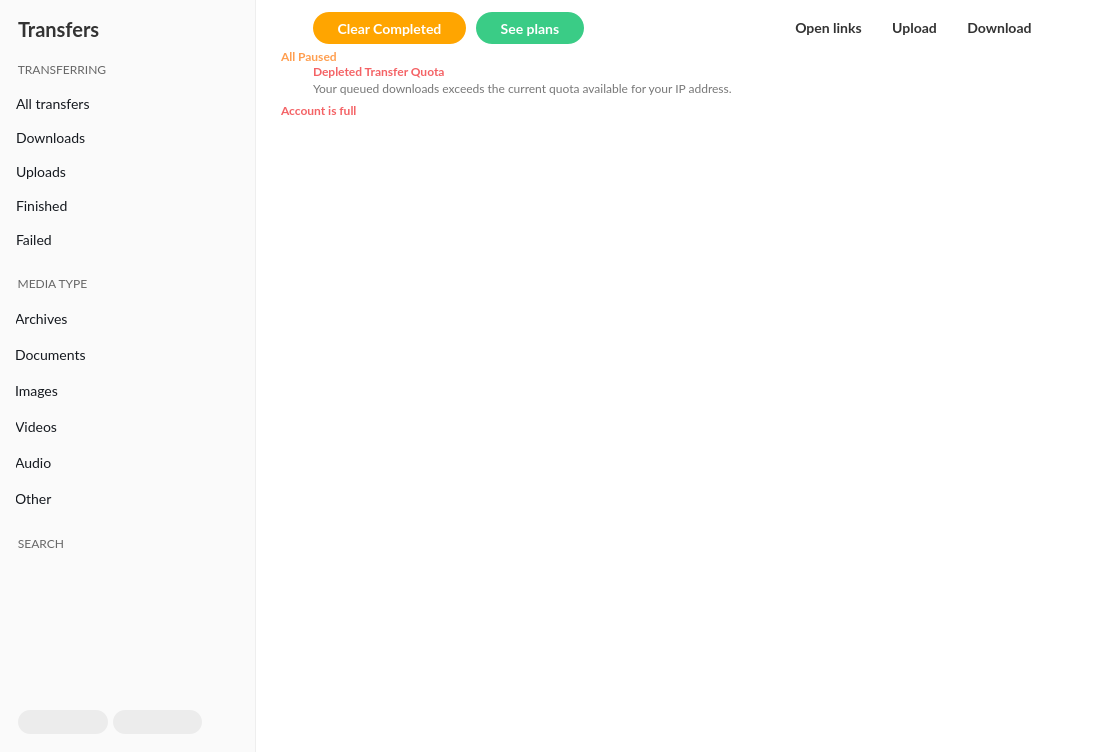
meganz/MEGAsync, file src/MEGASync/transfers/gui/macx/TransferManager.ui: the form before one commit.
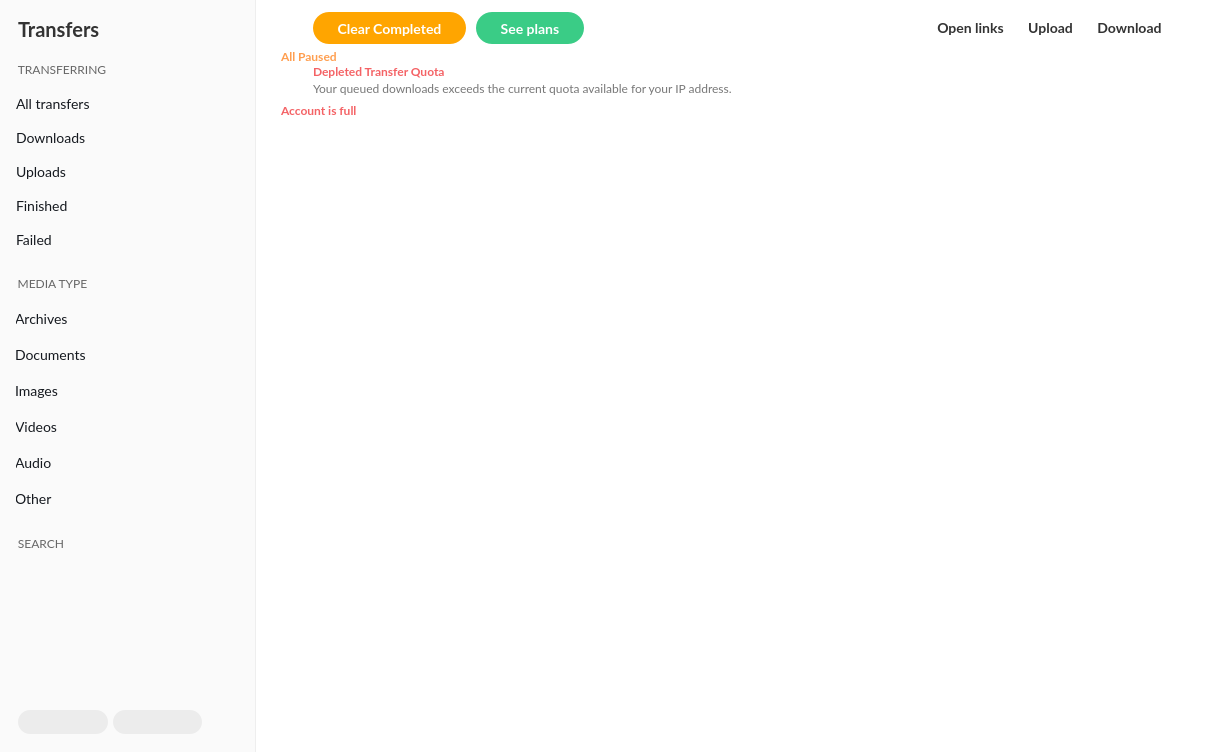
The form after the commit. Icons and pictures are not drawn. Custom widgets are drawn as their Qt base class.

Commit message: Reduce right pane buttons spacing

```diff
--- a/src/MEGASync/transfers/gui/macx/TransferManager.ui
+++ b/src/MEGASync/transfers/gui/macx/TransferManager.ui
@@ -9,7 +9,7 @@
    <rect>
     <x>0</x>
     <y>0</y>
-    <width>1101</width>
+    <width>1225</width>
     <height>752</height>
    </rect>
   </property>
@@ -2747,7 +2747,7 @@
           <widget class="QWidget" name="pToolButtons" native="true">
            <layout class="QHBoxLayout" name="horizontalLayout_15">
             <property name="spacing">
-             <number>30</number>
+             <number>24</number>
             </property>
             <property name="leftMargin">
              <number>0</number>
```
The commit also changes 2 other files.
